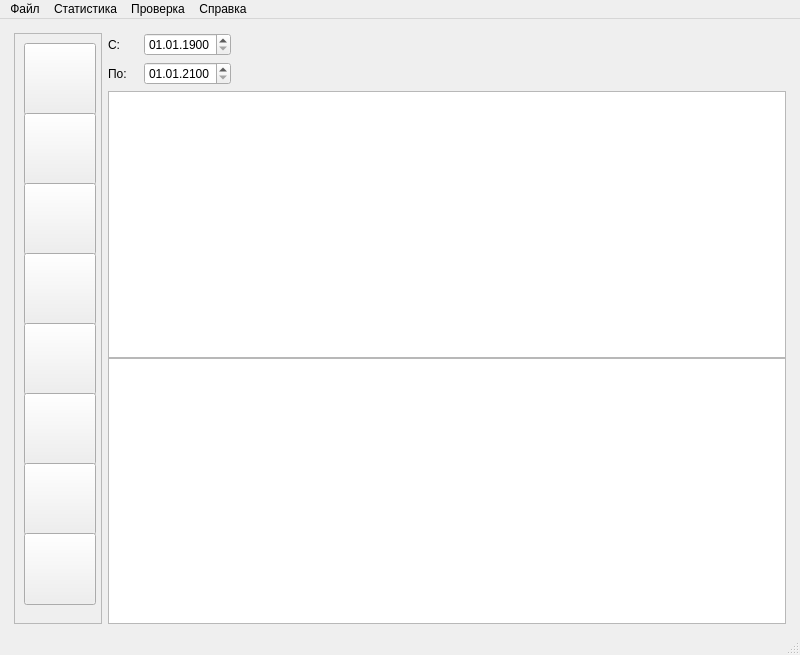
Old version of the form QFootballStat/MainWindow.ui in the repository Sova777/analyzeresults.
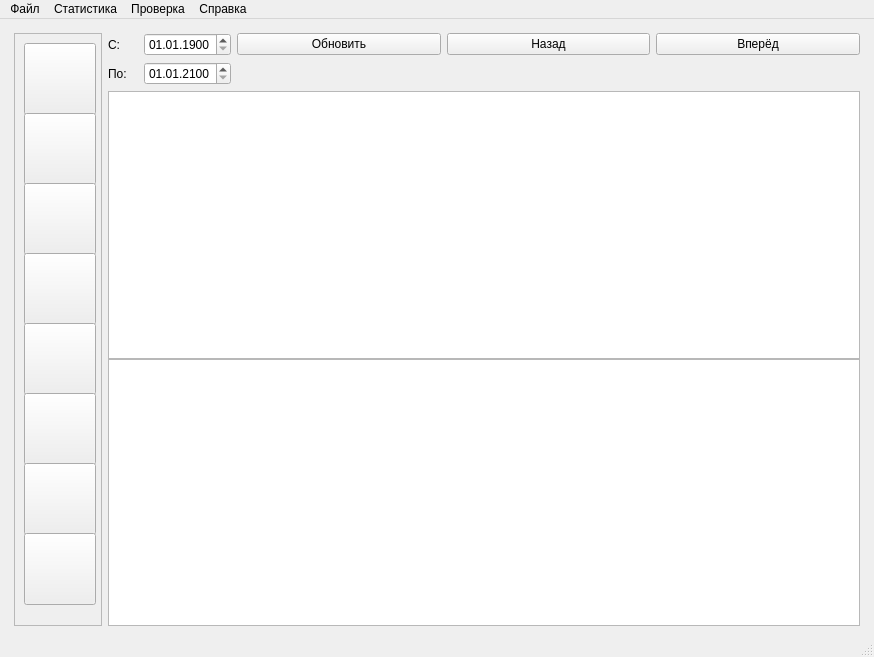
New version of the form. Icons and pictures are not drawn.

```diff
--- a/QFootballStat/MainWindow.ui
+++ b/QFootballStat/MainWindow.ui
@@ -6,8 +6,8 @@
    <rect>
     <x>0</x>
     <y>0</y>
-    <width>800</width>
-    <height>655</height>
+    <width>874</width>
+    <height>657</height>
    </rect>
   </property>
   <property name="minimumSize">
@@ -48,6 +48,22 @@
       <property name="verticalSpacing">
        <number>0</number>
       </property>
+      <item row="0" column="7">
+       <spacer name="horizontalSpacer_3">
+        <property name="orientation">
+         <enum>Qt::Horizontal</enum>
+        </property>
+        <property name="sizeType">
+         <enum>QSizePolicy::Fixed</enum>
+        </property>
+        <property name="sizeHint" stdset="0">
+         <size>
+          <width>5</width>
+          <height>5</height>
+         </size>
+        </property>
+       </spacer>
+      </item>
       <item row="0" column="0">
        <spacer name="horizontalSpacer_2">
         <property name="orientation">
@@ -64,22 +80,6 @@
         </property>
        </spacer>
       </item>
-      <item row="0" column="5">
-       <spacer name="horizontalSpacer_3">
-        <property name="orientation">
-         <enum>Qt::Horizontal</enum>
-        </property>
-        <property name="sizeType">
-         <enum>QSizePolicy::Fixed</enum>
-        </property>
-        <property name="sizeHint" stdset="0">
-         <size>
-          <width>5</width>
-          <height>5</height>
-         </size>
-        </property>
-       </spacer>
-      </item>
       <item row="0" column="1">
        <spacer name="horizontalSpacer">
         <property name="orientation">
@@ -131,7 +131,7 @@
            <x>0</x>
            <y>0</y>
            <width>86</width>
-           <height>590</height>
+           <height>589</height>
           </rect>
          </property>
          <widget class="QPushButton" name="pushButton_1">
@@ -571,10 +571,10 @@
         </property>
        </widget>
       </item>
-      <item row="5" column="2" colspan="3">
+      <item row="5" column="2" colspan="5">
        <widget class="QTableWidget" name="table"/>
       </item>
-      <item row="6" column="2" colspan="3">
+      <item row="6" column="2" colspan="5">
        <widget class="QTextBrowser" name="text">
         <property name="sizePolicy">
          <sizepolicy hsizetype="Expanding" vsizetype="Expanding">
@@ -628,6 +628,27 @@
         </property>
        </spacer>
       </item>
+      <item row="1" column="4">
+       <widget class="QPushButton" name="pushRefresh">
+        <property name="text">
+         <string>Обновить</string>
+        </property>
+       </widget>
+      </item>
+      <item row="1" column="5">
+       <widget class="QPushButton" name="pushBack">
+        <property name="text">
+         <string>Назад</string>
+        </property>
+       </widget>
+      </item>
+      <item row="1" column="6">
+       <widget class="QPushButton" name="pushForward">
+        <property name="text">
+         <string>Вперёд</string>
+        </property>
+       </widget>
+      </item>
      </layout>
     </item>
    </layout>
@@ -637,8 +658,8 @@
     <rect>
      <x>0</x>
      <y>0</y>
-     <width>800</width>
-     <height>20</height>
+     <width>874</width>
+     <height>21</height>
     </rect>
    </property>
    <widget class="QMenu" name="menuFile">
```
